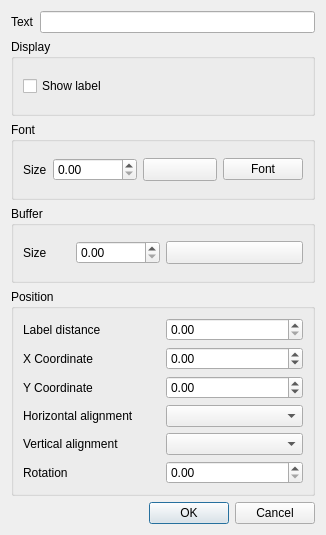
Old version of the form src/ui/qgslabelpropertydialogbase.ui in the repository qgis/QGIS.
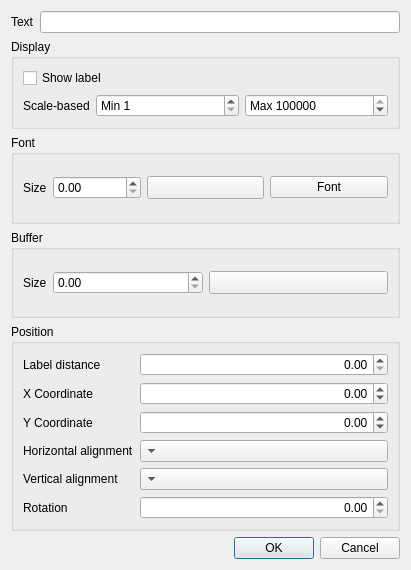
New version of the form. Custom widgets are drawn as their Qt base class.

Commit message:
Add min/max scale-based visibility to advanced labeling data defined columns
- Layer-level options, if set, will override data defined values (correct behavior IMHO)
- Spinboxes for min and max added to Change Label tool's dialog
- Seems to still be a bug in renderer scale-to-value comparison, where equal scales are not always equal if user directly enters values in the map canvas scale combobox

What changed in the file:
```diff
--- a/src/ui/qgslabelpropertydialogbase.ui
+++ b/src/ui/qgslabelpropertydialogbase.ui
@@ -6,8 +6,8 @@
    <rect>
     <x>0</x>
     <y>0</y>
-    <width>326</width>
-    <height>535</height>
+    <width>411</width>
+    <height>570</height>
    </rect>
   </property>
   <property name="windowTitle">
@@ -34,23 +34,18 @@
       <string>Font</string>
      </property>
      <layout class="QGridLayout" name="gridLayout">
-      <item row="0" column="0">
-       <layout class="QHBoxLayout" name="horizontalLayout">
-        <item>
-         <widget class="QLabel" name="mFontSizeLabel">
-          <property name="text">
-           <string>Size</string>
-          </property>
-         </widget>
-        </item>
-        <item>
-         <widget class="QDoubleSpinBox" name="mFontSizeSpinBox">
-          <property name="maximum">
-           <double>999999.000000000000000</double>
-          </property>
-         </widget>
-        </item>
-       </layout>
+      <item row="0" column="1">
+       <widget class="QgsColorButton" name="mFontColorButton">
+        <property name="sizePolicy">
+         <sizepolicy hsizetype="Preferred" vsizetype="Fixed">
+          <horstretch>0</horstretch>
+          <verstretch>0</verstretch>
+         </sizepolicy>
+        </property>
+        <property name="text">
+         <string/>
+        </property>
+       </widget>
       </item>
       <item row="0" column="2">
        <widget class="QPushButton" name="mFontPushButton">
@@ -59,16 +54,85 @@
         </property>
        </widget>
       </item>
-      <item row="0" column="1">
-       <widget class="QgsColorButton" name="mFontColorButton">
+      <item row="0" column="0">
+       <layout class="QHBoxLayout" name="horizontalLayout">
+        <item>
+         <widget class="QLabel" name="mFontSizeLabel">
+          <property name="sizePolicy">
+           <sizepolicy hsizetype="Maximum" vsizetype="Preferred">
+            <horstretch>0</horstretch>
+            <verstretch>0</verstretch>
+           </sizepolicy>
+          </property>
+          <property name="text">
+           <string>Size</string>
+          </property>
+         </widget>
+        </item>
+        <item>
+         <widget class="QDoubleSpinBox" name="mFontSizeSpinBox">
+          <property name="maximum">
+           <double>999999.000000000000000</double>
+          </property>
+         </widget>
+        </item>
+       </layout>
+      </item>
+     </layout>
+    </widget>
+   </item>
+   <item row="1" column="0">
+    <widget class="QGroupBox" name="groupBox">
+     <property name="title">
+      <string>Display</string>
+     </property>
+     <layout class="QGridLayout" name="gridLayout_5">
+      <item row="0" column="0" colspan="3">
+       <widget class="QCheckBox" name="mShowLabelChkbx">
+        <property name="text">
+         <string>Show label</string>
+        </property>
+       </widget>
+      </item>
+      <item row="1" column="2">
+       <widget class="QSpinBox" name="mMaxScaleSpinBox">
+        <property name="prefix">
+         <string>Max </string>
+        </property>
+        <property name="minimum">
+         <number>1</number>
+        </property>
+        <property name="maximum">
+         <number>999999999</number>
+        </property>
+        <property name="value">
+         <number>10000000</number>
+        </property>
+       </widget>
+      </item>
+      <item row="1" column="1">
+       <widget class="QSpinBox" name="mMinScaleSpinBox">
+        <property name="prefix">
+         <string>Min </string>
+        </property>
+        <property name="minimum">
+         <number>1</number>
+        </property>
+        <property name="maximum">
+         <number>999999999</number>
+        </property>
+       </widget>
+      </item>
+      <item row="1" column="0">
+       <widget class="QLabel" name="label">
         <property name="sizePolicy">
-         <sizepolicy hsizetype="Preferred" vsizetype="Fixed">
+         <sizepolicy hsizetype="Maximum" vsizetype="Preferred">
           <horstretch>0</horstretch>
           <verstretch>0</verstretch>
          </sizepolicy>
         </property>
         <property name="text">
-         <string/>
+         <string>Scale-based</string>
         </property>
        </widget>
       </item>
@@ -85,6 +149,12 @@
        <layout class="QHBoxLayout" name="horizontalLayout_2">
         <item>
          <widget class="QLabel" name="mBufferSizeLabel">
+          <property name="sizePolicy">
+           <sizepolicy hsizetype="Maximum" vsizetype="Preferred">
+            <horstretch>0</horstretch>
+            <verstretch>0</verstretch>
+           </sizepolicy>
+          </property>
           <property name="text">
            <string>Size</string>
           </property>
@@ -123,16 +193,32 @@
      <layout class="QGridLayout" name="gridLayout_3">
       <item row="0" column="0">
        <widget class="QLabel" name="mLabelDistanceLabel">
+        <property name="sizePolicy">
+         <sizepolicy hsizetype="Maximum" vsizetype="Preferred">
+          <horstretch>0</horstretch>
+          <verstretch>0</verstretch>
+         </sizepolicy>
+        </property>
         <property name="text">
          <string>Label distance</string>
         </property>
        </widget>
       </item>
       <item row="0" column="1">
-       <widget class="QDoubleSpinBox" name="mLabelDistanceSpinBox"/>
+       <widget class="QDoubleSpinBox" name="mLabelDistanceSpinBox">
+        <property name="alignment">
+         <set>Qt::AlignRight|Qt::AlignTrailing|Qt::AlignVCenter</set>
+        </property>
+       </widget>
       </item>
       <item row="1" column="0">
        <widget class="QLabel" name="mXCoordLabel">
+        <property name="sizePolicy">
+         <sizepolicy hsizetype="Maximum" vsizetype="Preferred">
+          <horstretch>0</horstretch>
+          <verstretch>0</verstretch>
+         </sizepolicy>
+        </property>
         <property name="text">
          <string>X Coordinate</string>
         </property>
@@ -140,6 +226,9 @@
       </item>
       <item row="1" column="1">
        <widget class="QDoubleSpinBox" name="mXCoordSpinBox">
+        <property name="alignment">
+         <set>Qt::AlignRight|Qt::AlignTrailing|Qt::AlignVCenter</set>
+        </property>
         <property name="minimum">
          <double>-999999999.000000000000000</double>
         </property>
@@ -150,6 +239,12 @@
       </item>
       <item row="2" column="0">
        <widget class="QLabel" name="mYCoordLabel">
+        <property name="sizePolicy">
+         <sizepolicy hsizetype="Maximum" vsizetype="Preferred">
+          <horstretch>0</horstretch>
+          <verstretch>0</verstretch>
+         </sizepolicy>
+        </property>
         <property name="text">
          <string>Y Coordinate</string>
         </property>
@@ -157,6 +252,9 @@
       </item>
       <item row="2" column="1">
        <widget class="QDoubleSpinBox" name="mYCoordSpinBox">
+        <property name="alignment">
+         <set>Qt::AlignRight|Qt::AlignTrailing|Qt::AlignVCenter</set>
+        </property>
         <property name="minimum">
          <double>-999999999.000000000000000</double>
         </property>
@@ -167,26 +265,52 @@
       </item>
       <item row="3" column="0">
        <widget class="QLabel" name="mHaliLabel">
+        <property name="sizePolicy">
+         <sizepolicy hsizetype="Maximum" vsizetype="Preferred">
+          <horstretch>0</horstretch>
+          <verstretch>0</verstretch>
+         </sizepolicy>
+        </property>
         <property name="text">
          <string>Horizontal alignment</string>
         </property>
        </widget>
       </item>
       <item row="3" column="1">
-       <widget class="QComboBox" name="mHaliComboBox"/>
+       <widget class="QComboBox" name="mHaliComboBox">
+        <property name="layoutDirection">
+         <enum>Qt::RightToLeft</enum>
+        </property>
+       </widget>
       </item>
       <item row="4" column="0">
        <widget class="QLabel" name="mValiLabel">
+        <property name="sizePolicy">
+         <sizepolicy hsizetype="Maximum" vsizetype="Preferred">
+          <horstretch>0</horstretch>
+          <verstretch>0</verstretch>
+         </sizepolicy>
+        </property>
         <property name="text">
          <string>Vertical alignment</string>
         </property>
        </widget>
       </item>
       <item row="4" column="1">
-       <widget class="QComboBox" name="mValiComboBox"/>
+       <widget class="QComboBox" name="mValiComboBox">
+        <property name="layoutDirection">
+         <enum>Qt::RightToLeft</enum>
+        </property>
+       </widget>
       </item>
       <item row="5" column="0">
        <widget class="QLabel" name="mRotationLabel">
+        <property name="sizePolicy">
+         <sizepolicy hsizetype="Maximum" vsizetype="Preferred">
+          <horstretch>0</horstretch>
+          <verstretch>0</verstretch>
+         </sizepolicy>
+        </property>
         <property name="text">
          <string>Rotation</string>
         </property>
@@ -194,6 +318,9 @@
       </item>
       <item row="5" column="1">
        <widget class="QDoubleSpinBox" name="mRotationSpinBox">
+        <property name="alignment">
+         <set>Qt::AlignRight|Qt::AlignTrailing|Qt::AlignVCenter</set>
+        </property>
         <property name="maximum">
          <double>360.000000000000000</double>
         </property>
@@ -212,22 +339,6 @@
      </property>
     </widget>
    </item>
-   <item row="1" column="0">
-    <widget class="QGroupBox" name="groupBox">
-     <property name="title">
-      <string>Display</string>
-     </property>
-     <layout class="QGridLayout" name="gridLayout_5">
-      <item row="0" column="0">
-       <widget class="QCheckBox" name="mShowLabelChkbx">
-        <property name="text">
-         <string>Show label</string>
-        </property>
-       </widget>
-      </item>
-     </layout>
-    </widget>
-   </item>
   </layout>
  </widget>
  <customwidgets>
```
Left out of the diff: 8 changed lines with no effect on the pictures. The commit also changes 6 other files.
